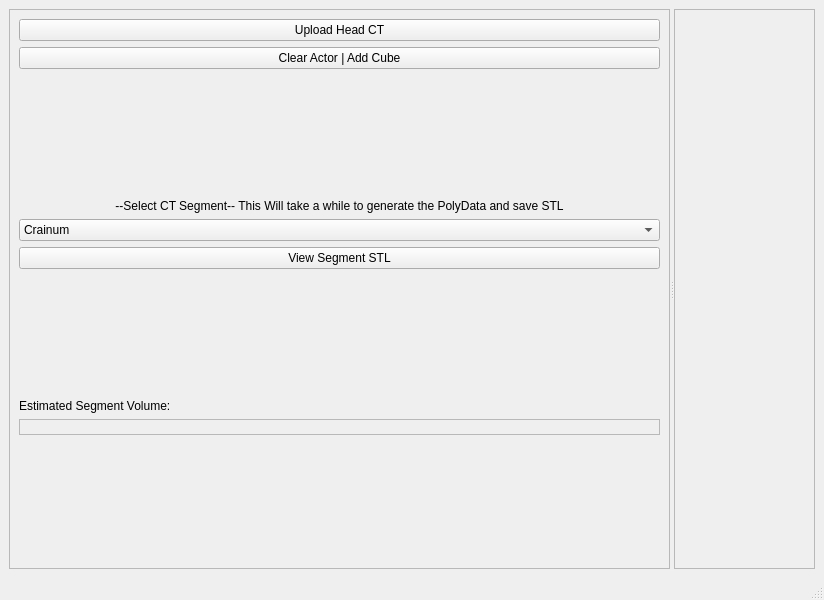
Above: demo.ui from mohamed-abdelaziz721/medsoft_hady_task1 before the change. Below: the same form after it.
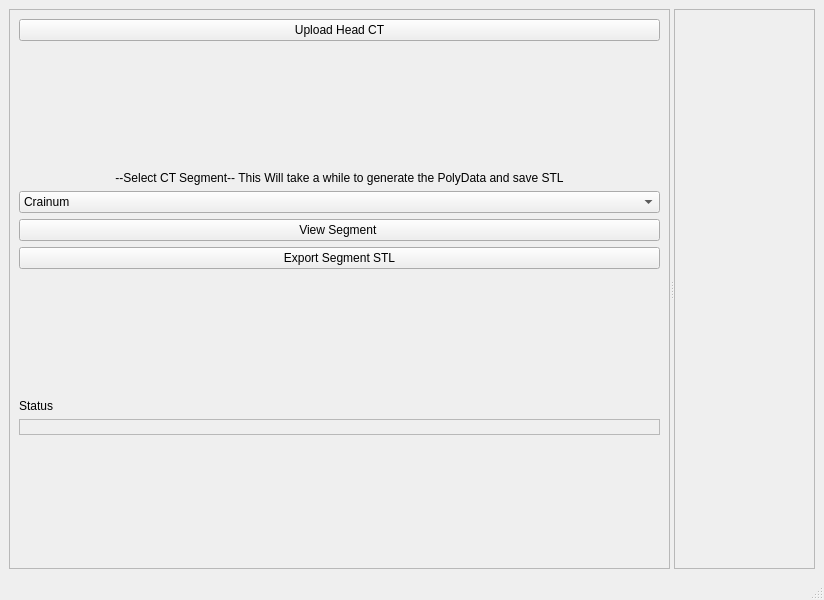
That is the form after the change.

Commit message: removed stl render, created export button, added view Polydata instead,

Diff of the .ui file:
```diff
--- a/demo.ui
+++ b/demo.ui
@@ -35,13 +35,6 @@
           </property>
          </widget>
         </item>
-        <item>
-         <widget class="QPushButton" name="cyl_cube">
-          <property name="text">
-           <string>Clear Actor | Add Cube</string>
-          </property>
-         </widget>
-        </item>
         <item>
          <spacer name="verticalSpacer_3">
           <property name="orientation">
@@ -70,9 +63,6 @@
           <property name="editable">
            <bool>false</bool>
           </property>
-          <property name="currentText">
-           <string>Crainum</string>
-          </property>
           <item>
            <property name="text">
             <string>Crainum</string>
@@ -95,10 +85,17 @@
           </item>
          </widget>
         </item>
+        <item>
+         <widget class="QPushButton" name="view_segment">
+          <property name="text">
+           <string>View Segment </string>
+          </property>
+         </widget>
+        </item>
         <item>
          <widget class="QPushButton" name="export_stl">
           <property name="text">
-           <string>View Segment STL</string>
+           <string>Export Segment STL</string>
           </property>
          </widget>
         </item>
@@ -121,7 +118,7 @@
         <item>
          <widget class="QLabel" name="label_2">
           <property name="text">
-           <string>Estimated Segment Volume:</string>
+           <string>Status</string>
           </property>
          </widget>
         </item>
```
The commit also changes 5 other files.
